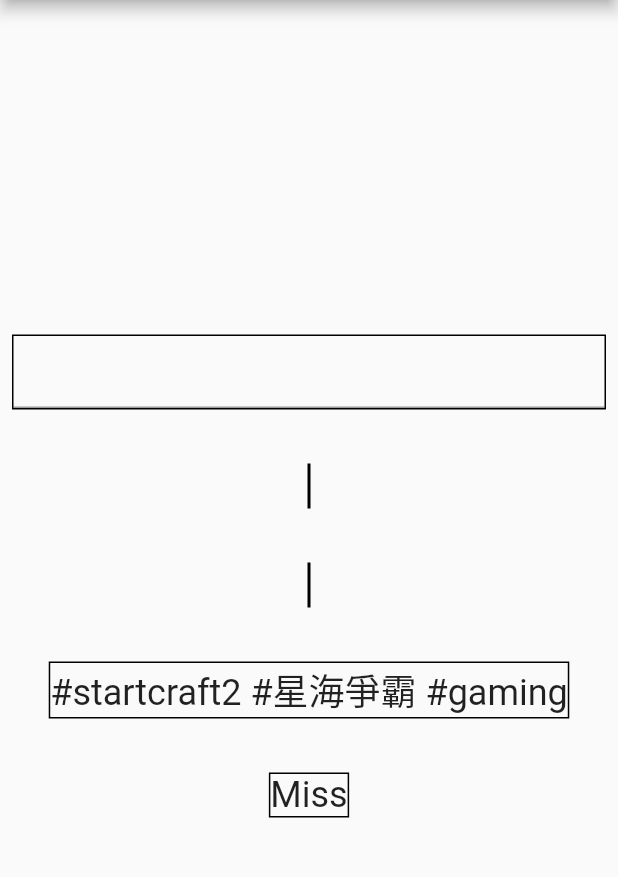
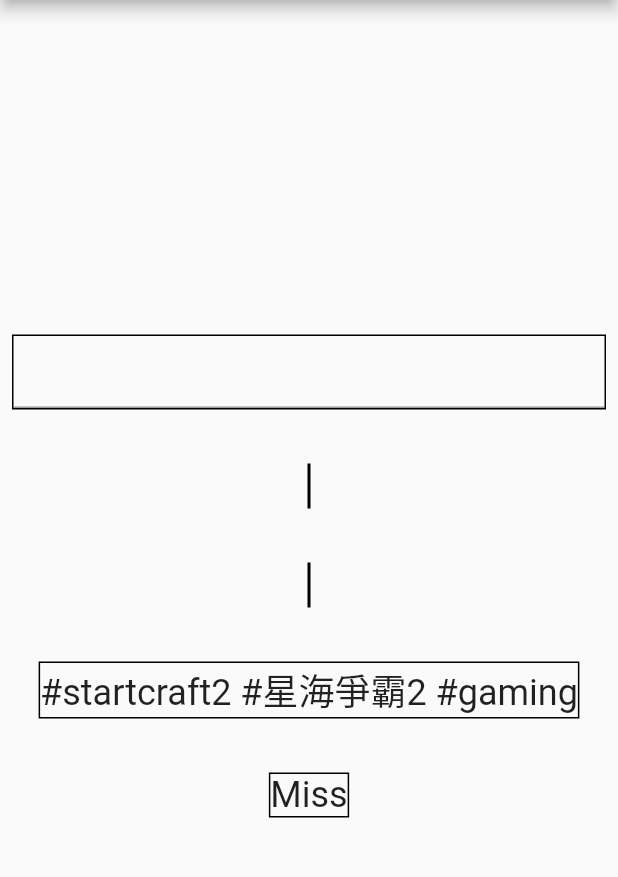
Before and after one commit to CiaShangLin/YoutubeTranslate, a Flutter app: the screen it shows after launch, on a phone screen of 412 x 824 dp, the part 84-961 px from its top. Run offline on Flutter 3.47's test engine with Material 2 defaults, Android fonts, the phone set to English and light mode, and no system bars.

```diff
--- a/lib/main.dart
+++ b/lib/main.dart
@@ -135,7 +135,7 @@ class _MyHomePageState extends State<MyHomePage> {
             InkWell(
               onTap: () async {
                 await Clipboard.setData(
-                    ClipboardData(text: "#startcraft2 #星海爭霸 #gaming"));
+                    ClipboardData(text: "#startcraft2 #星海爭霸2 #gaming"));
               },
               child: Container(
                   margin: EdgeInsets.all(8),
@@ -143,7 +143,7 @@ class _MyHomePageState extends State<MyHomePage> {
                     border: Border.all(color: Colors.black),
                   ),
                   child: Text(
-                    "#startcraft2 #星海爭霸 #gaming",
+                    "#startcraft2 #星海爭霸2 #gaming",
                     style: TextStyle(fontSize: 24),
                   )),
             ),
```
